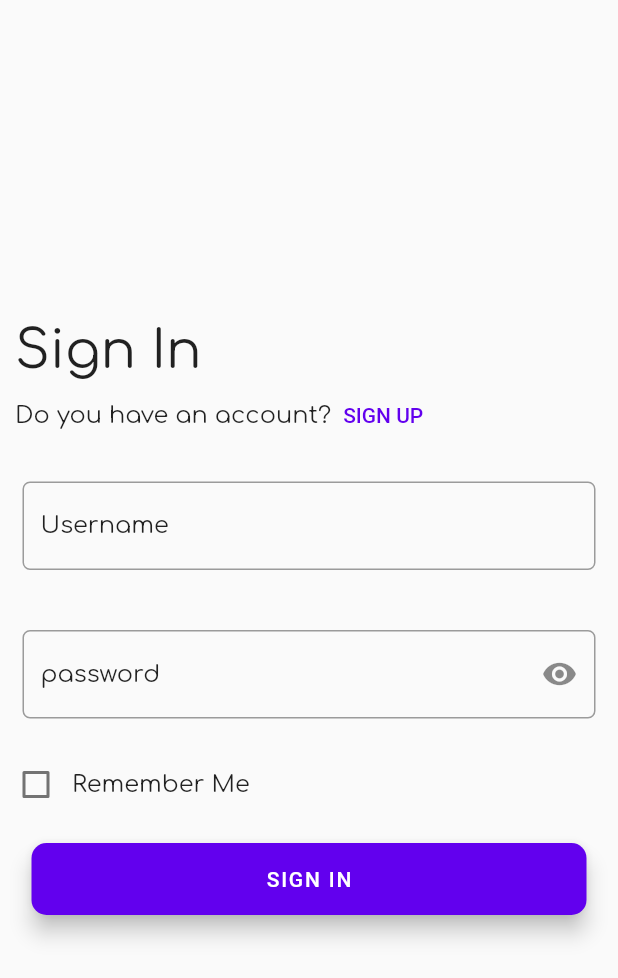
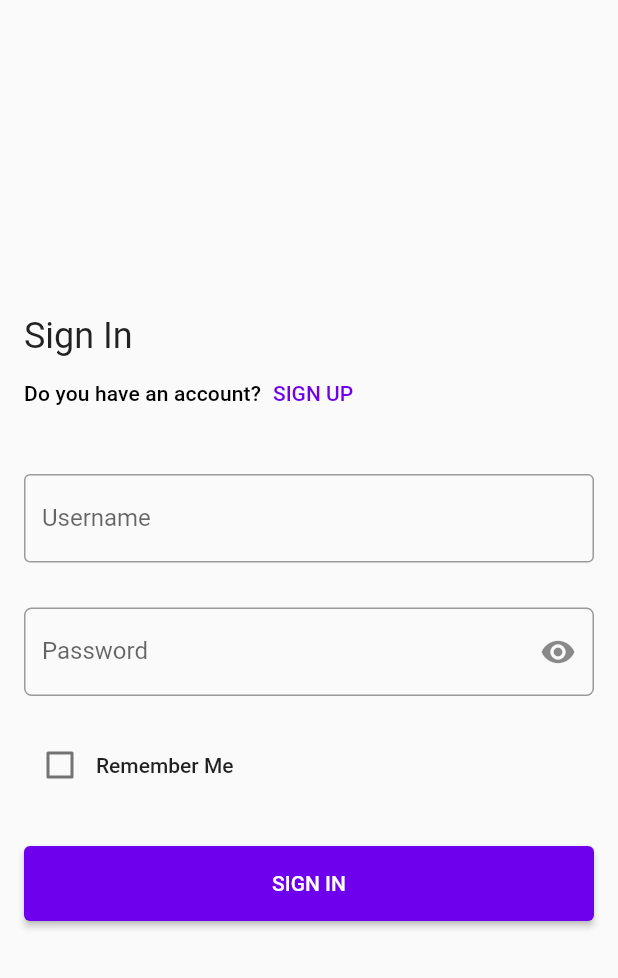
Before and after one commit to VariantAbdulaziz/Qelem, a Flutter app: the Login screen opened directly, on a phone screen of 412 x 824 dp. Shown: the top 978 px of the screen. Run offline on Flutter 3.47's test engine with Material 2 defaults, Android fonts, the phone set to English and light mode, and no system bars; our stand-ins replace google_fonts.

Commit message:
Update login.dart

```diff
--- a/qelem/lib/screens/login.dart
+++ b/qelem/lib/screens/login.dart
@@ -1,9 +1,5 @@
-import 'dart:convert';
-
 import 'package:flutter/material.dart';
 import 'package:google_fonts/google_fonts.dart';
-import 'package:http/http.dart';
-import 'package:qelem/screens/registerUser.dart';
 
 class Login extends StatefulWidget {
   const Login({Key? key}) : super(key: key);
@@ -17,80 +13,54 @@ class _LoginState extends State<Login> {
   bool _isObscure = true;
   TextEditingController usernameController = TextEditingController();
   TextEditingController passwordController = TextEditingController();
+
   @override
   Widget build(BuildContext context) {
-    TextStyle? textStyle = Theme.of(context).textTheme.subtitle1;
     return Scaffold(
-      body: Column(
+      body: Padding(
+        padding: const EdgeInsets.all(16.0),
+        child: Column(
           mainAxisAlignment: MainAxisAlignment.center,
+          crossAxisAlignment: CrossAxisAlignment.start,
           children: [
-          Row(
-            children: [
-              const SizedBox(
-                width: 10.0,
-              ),
             Text(
               "Sign In",
-                style:
-                    GoogleFonts.comfortaa(textStyle: textStyle, fontSize: 35),
-              ),
-            ],
+              style: Theme.of(context).textTheme.headline5,
             ),
             Row(children: [
-            const SizedBox(
-              width: 10.0,
-            ),
               Text(
                 "Do you have an account?",
-              style: GoogleFonts.comfortaa(textStyle: textStyle),
+                style: Theme.of(context).textTheme.subtitle2,
               ),
-            TextButton(
-                child: const Text(
-                  "SIGN UP",
-                  style: TextStyle(
-                    color: Color.fromRGBO(98, 0, 238, 1),
-                  ),
-                ),
-                onPressed: () {
-                  Navigator.push(
-                      context,
-                      MaterialPageRoute(
-                          builder: (context) => const registerUser()));
-                }),
+              TextButton(child: const Text("SIGN UP"), onPressed: () {}),
             ]),
-          Padding(
-            padding:
-                const EdgeInsets.symmetric(vertical: 20.0, horizontal: 15.0),
-            child: TextFormField(
-              style: textStyle,
+            const SizedBox(height: 30.0),
+            TextFormField(
               controller: usernameController,
               validator: (value) {
                 if (value!.isEmpty) {
-                  return 'please enter your username';
+                  return 'Please enter your username';
                 }
+                return null;
               },
-              decoration: InputDecoration(
+              decoration: const InputDecoration(
                 labelText: 'Username',
                 hintText: 'Enter Your username',
-                  labelStyle: GoogleFonts.comfortaa(textStyle: textStyle),
-                  border: OutlineInputBorder(
-                      borderRadius: BorderRadius.circular(5.0))),
+                border: OutlineInputBorder(),
               ),
             ),
-          Padding(
-            padding:
-                const EdgeInsets.symmetric(vertical: 20.0, horizontal: 15.0),
-            child: TextFormField(
-              style: textStyle,
+            const SizedBox(height: 30.0),
+            TextFormField(
               obscureText: _isObscure,
               controller: passwordController,
               validator: (value) {
                 if (value!.isEmpty) {
-                  return 'please enter your password';
+                  return 'Please enter your password';
                 }
+                return null;
               },
               decoration: InputDecoration(
-                  labelText: 'password',
+                  labelText: 'Password',
                   hintText: 'Enter your password',
                   suffixIcon: IconButton(
                       icon: Icon(
@@ -100,16 +70,14 @@ class _LoginState extends State<Login> {
                           _isObscure = !_isObscure;
                         });
                       }),
-                  labelStyle: GoogleFonts.comfortaa(textStyle: textStyle),
                   border: OutlineInputBorder(
                       borderRadius: BorderRadius.circular(5.0))),
             ),
-          ),
+            const SizedBox(height: 22.0),
             Row(
               children: [
                 Checkbox(
                     value: isChecked,
-                  activeColor: const Color.fromRGBO(98, 0, 238, 1),
                     onChanged: (bool? value) {
                       setState(() {
                         isChecked = value!;
@@ -117,30 +85,25 @@ class _LoginState extends State<Login> {
                     }),
                 Text(
                   "Remember Me",
-                style: GoogleFonts.comfortaa(
-                  textStyle: textStyle,
-                ),
+                  style: Theme.of(context).textTheme.bodyText1,
                 )
               ],
             ),
             const SizedBox(
-            height: 15.0,
+              height: 30.0,
             ),
-          SizedBox(
-            width: 370.0,
-            child: FloatingActionButton.extended(
-              heroTag: "btn1",
-              shape: RoundedRectangleBorder(
-                  borderRadius: BorderRadius.circular(10)),
-              label: const Text("SIGN IN"),
-              backgroundColor: const Color.fromRGBO(98, 0, 238, 1),
-              onPressed: () {
-                String username = usernameController.text;
-                String password = passwordController.text;
-              },
+            ElevatedButton(
+              onPressed: () {},
+              style: ElevatedButton.styleFrom(
+                minimumSize: const Size.fromHeight(50), // NEW
+              ),
+              child: Text(
+                "SIGN IN",
+                style: Theme.of(context).primaryTextTheme.button,
               ),
             ),
           ],
+        ),
       ),
     );
   }
@@ -151,7 +114,7 @@ class MyAlertDialog extends StatelessWidget {
   final String content;
   final List<Widget> actions;
 
-  MyAlertDialog({
+  const MyAlertDialog({
     required this.title,
     required this.content,
     this.actions = const [],
@@ -161,12 +124,12 @@ class MyAlertDialog extends StatelessWidget {
   Widget build(BuildContext context) {
     return AlertDialog(
       title: Text(
-        this.title,
+        title,
         style: Theme.of(context).textTheme.titleMedium,
       ),
-      actions: this.actions,
+      actions: actions,
       content: Text(
-        this.content,
+        content,
         style: Theme.of(context).textTheme.bodyMedium,
       ),
     );
```
Lines whose indentation alone changed are shown as unchanged.
